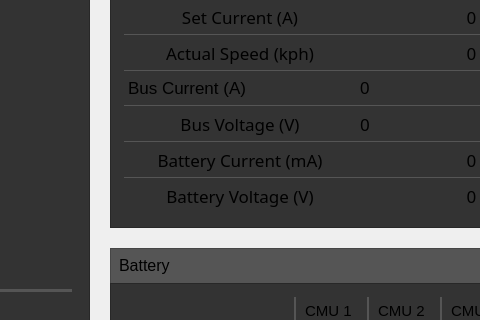
UCSolarCarTeam/Delta-Desktop-Client-Telemetry, file PowerUI.ui: the form before one commit; both pictures show x 450 to 930 and y 190 to 510 of the 1366 by 828 pixel window.
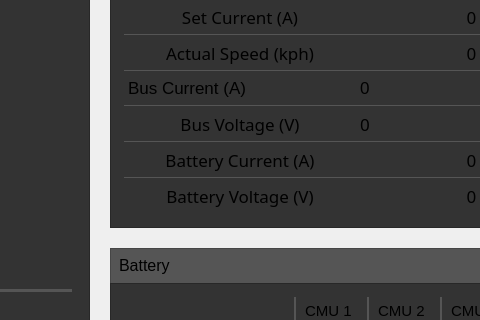
The form after the commit. Icons and pictures are not drawn. Custom widgets are drawn as their Qt base class.

What changed in the file:
```diff
--- a/PowerUI.ui
+++ b/PowerUI.ui
@@ -1662,7 +1662,7 @@
                    <enum>QFrame::NoFrame</enum>
                   </property>
                   <property name="text">
-                   <string>Battery Current (mA)</string>
+                   <string>Battery Current (A)</string>
                   </property>
                   <property name="textFormat">
                    <enum>Qt::PlainText</enum>
```
